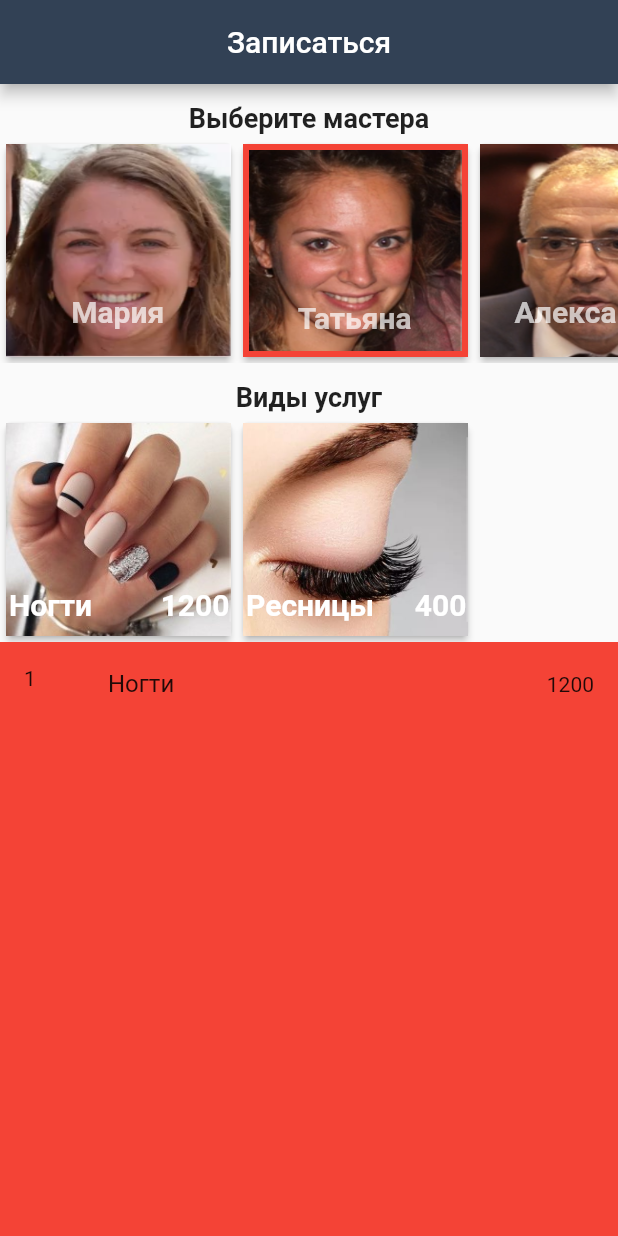
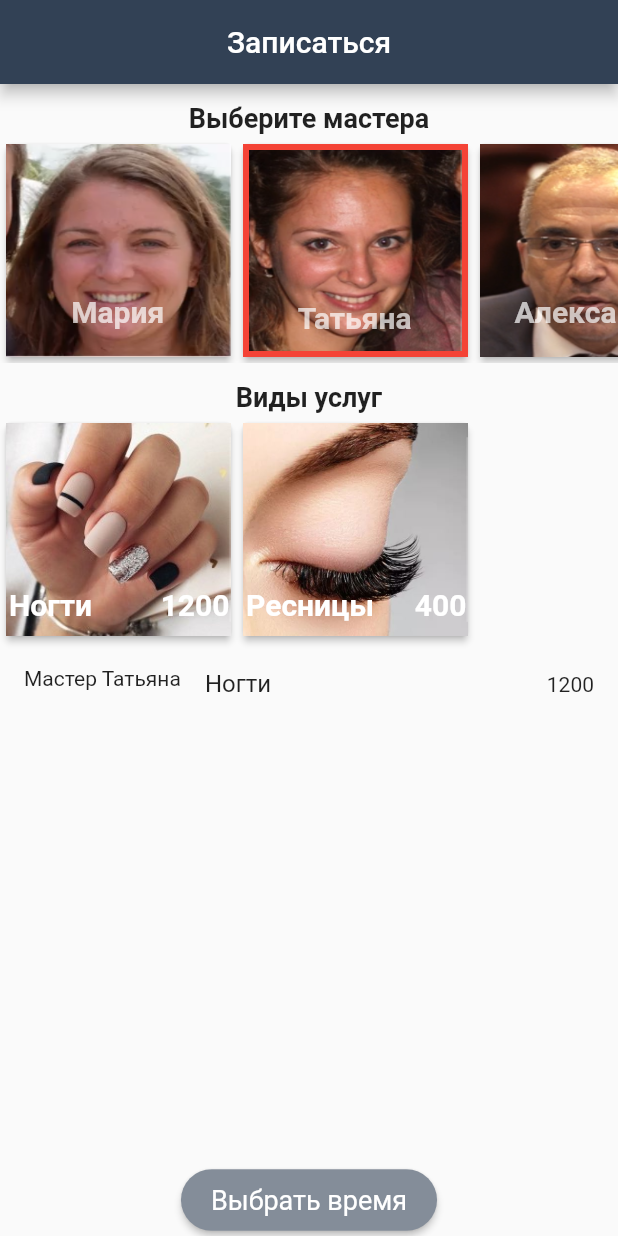
Before and after one commit to insignity/imake_project01, a Flutter app: the SignUpForm screen opened by its route, after a tap on "Татьяна", after a tap on "Ногти", on a phone screen of 412 x 824 dp. Run offline on Flutter 3.47's test engine with Material 2 defaults, Android fonts, the light colour scheme and no system bars; our stand-ins replace bloc, charts_flutter, curved_navigation_bar, image_cropper, image_picker, sms_autofill and 1 more; missing offline and left inert: gender_selection, graphic.

Commit message:
added basket

```diff
--- a/lib/main.dart
+++ b/lib/main.dart
@@ -5,7 +5,8 @@ import 'package:real/ui/home/home_screen.dart';
 import 'package:flutter/cupertino.dart';
 import 'package:real/ui/auth/confirm/confirm.dart';
 import 'package:flutter_localizations/flutter_localizations.dart';
-import 'package:real/ui/second_component/sign_up/form.dart';
+import 'package:real/ui/second_component/make_order/choose_time.dart';
+import 'package:real/ui/second_component/make_order/form.dart';
 
 import 'entity/profile.dart';
 
@@ -59,13 +60,14 @@ class RealApp extends StatelessWidget {
                     TextStyle(fontSize: 18, fontWeight: FontWeight.normal)),
           ),
         ),
-        home: SignUpForm(),
+        home: ChooseTime(),
         routes: {
           '/start': (BuildContext context) => RealApp(),
           '/auth': (BuildContext context) => AuthorizationPage(),
           '/auth/sms': (BuildContext context) => ConfirmPage(),
           '/home': (BuildContext context) => HomePage(),
           '/signup': (BuildContext context) => SignUpForm(),
+          '/signup/time': (BuildContext context) => ChooseTime(),
         },
       ),
     );
--- a/lib/ui/first_component/free-platform.dart
+++ b/lib/ui/first_component/free-platform.dart
@@ -15,7 +15,6 @@ class FreePlatformPage extends StatefulWidget {
 class _FreePlatformPageState extends State<FreePlatformPage> {
   @override
   Widget build(BuildContext context) {
-    //||||||||||||||||||||||||MAIN||||||||||||||||||
     return context.watch<Profile>().isUserClient
         ? ClientForm()
         : FreelancerForm();
--- a/lib/ui/second_component/sign_up/form.dart
+++ b/lib/ui/second_component/make_order/form.dart
@@ -2,6 +2,7 @@ import 'package:flutter/material.dart';
 import 'package:flutter/rendering.dart';
 import 'package:real/data/lists/freelancers.dart';
 import 'package:real/entity/service.dart';
+import 'package:real/ui/second_component/make_order/choose_time.dart';
 
 class SignUpForm extends StatefulWidget {
   @override
@@ -9,12 +10,18 @@ class SignUpForm extends StatefulWidget {
 }
 
 class _SignUpFormState extends State<SignUpForm> {
+  @override
+  void initState() {
+    super.initState();
+    init();
+  }
+
+  int activeIndex;
   ListView listWorker;
   ScrollController scrollController;
-  int activeIndex = 0;
-  List<Widget> basket = [Container()];
-  int countOfItemsInBasket = 0;
-
+  int countOfItemsInBasket;
+  Service lastAddedService;
+  List<Service> listService;
   BoxDecoration activeMaster(int index) {
     return BoxDecoration(
         border: Border.all(color: Colors.red, width: 4.0),
@@ -23,14 +30,8 @@ class _SignUpFormState extends State<SignUpForm> {
   }
 
   addServiceToBasket(Service service) {
-    setState(() {
-      countOfItemsInBasket++;
-      basket.add(ListTile(
-        leading: Text(countOfItemsInBasket.toString()),
-        title: Text(service.name),
-        trailing: Text(service.price.toString()),
-      ));
-    });
+    lastAddedService = service;
+    listService.add(service);
   }
 
   changeActiveIndex(int index) {
@@ -39,8 +40,38 @@ class _SignUpFormState extends State<SignUpForm> {
     });
   }
 
+  delete(int index) {
+    listService.removeAt(index);
+  }
+
+  init() {
+    activeIndex = 0;
+    listService = [];
+    countOfItemsInBasket = 0;
+  }
+
   @override
   Widget build(BuildContext context) {
+    var listView = (countOfItemsInBasket > 0)
+        ? ListView.builder(
+            itemCount: countOfItemsInBasket,
+            itemBuilder: (context, index) {
+              return InkWell(
+                onTap: () {
+                  delete(index);
+                  setState(() {
+                    countOfItemsInBasket--;
+                  });
+                },
+                child: ListTile(
+                  leading: Text("Мастер " + freelancers[activeIndex].author),
+                  title: Text(listService[index].name),
+                  trailing: Text(listService[index].price.toString()),
+                ),
+              );
+            },
+          )
+        : Container();
     var listWorker = ListView.builder(
         controller: scrollController,
         itemCount: 5,
@@ -84,7 +115,6 @@ class _SignUpFormState extends State<SignUpForm> {
                       ]))));
         });
     var listServices = ListView.builder(
-        controller: scrollController,
         itemCount: 2,
         scrollDirection: Axis.horizontal,
         itemBuilder: (context, index) {
@@ -94,16 +124,14 @@ class _SignUpFormState extends State<SignUpForm> {
                   onTap: () {
                     addServiceToBasket(
                         freelancers[activeIndex].services[index]);
-                    //changeActiveIndex(index);
+                    setState(() {
+                      countOfItemsInBasket++;
+                    });
                   },
                   child: Container(
                       height: 150,
                       width: 150,
-                      decoration:
-                          /*index == activeIndex
-                          ? activeMaster(index)
-                          : */
-                          BoxDecoration(
+                      decoration: BoxDecoration(
                           image: DecorationImage(
                               fit: BoxFit.fill,
                               image: freelancers[activeIndex]
@@ -177,13 +205,11 @@ class _SignUpFormState extends State<SignUpForm> {
         ]),
         Container(height: 150, child: listServices),
         Expanded(
-            child: Container(
-          alignment: Alignment.bottomCenter,
-          color: Colors.red,
-          child: Column(
-            children: basket,
-          ),
-        ))
+            child:
+                Container(alignment: Alignment.bottomCenter, child: listView)),
+        ElevatedButton(onPressed: (){
+          Navigator.pushNamed(context, "/signup/time");
+        }, child: Text("Выбрать время"), )
       ])),
     );
   }
```
Also changed, not shown: lib/ui/second_component/make_order/choose_time.dart (added, +21 -0 lines), pubspec.lock, 1 other file. Lines whose indentation alone changed are shown as unchanged.
